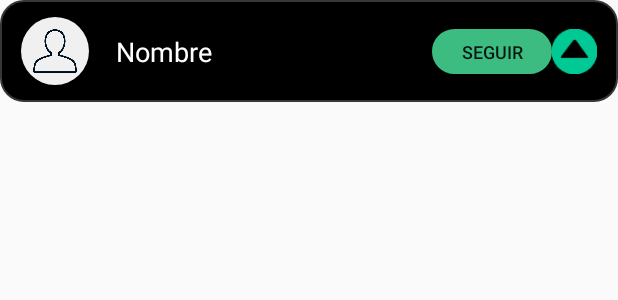
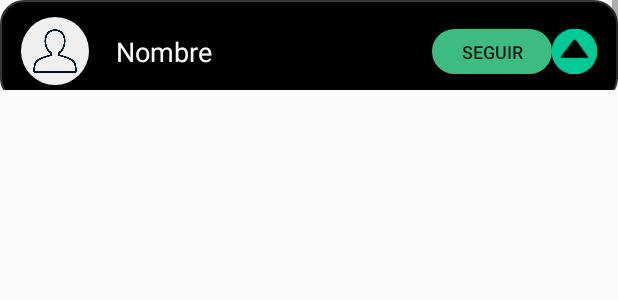
Before and after one commit to GabrielAran/Proyecto-final-Our-Tornament, an Android app: the layout item_lista_torneos.xml on its own in the app's theme, with its tools: preview values and no code run, on a phone screen of 412 x 824 dp. Shown: the top 300 px of the screen. Run offline under Robolectric (Android 15) with nearby library versions, the phone set to English and light mode, and no system bars.

Commit message:
Cambio Gluk

```diff
--- a/ProyectoOurTorunament/app/src/main/java/com/example/ourtournament/Inicio/Inicio.java
+++ b/ProyectoOurTorunament/app/src/main/java/com/example/ourtournament/Inicio/Inicio.java
@@ -175,7 +175,6 @@ public class Inicio extends Fragment {
                         Torneo T = gson.fromJson(Elemento, Torneo.class);
                         listaTorneos.add(T);
                     }
-                    Log.d("conexion",String.valueOf(listaTorneos.size()));
                 } else {
                     Log.d("Conexion", "Me pude conectar pero algo malo pasó");
                 }
@@ -192,7 +191,6 @@ public class Inicio extends Fragment {
             int IDTorneo = P.ObtenerInt("IDTorneo",-1);
             int IDUsuario = P.ObtenerInt("IDUsuario",-1);
             listatorneos.setVisibility(View.VISIBLE);
-            Log.d("conexion",String.valueOf(listatorneos.getHeight()));
             AdaptadorListaTorneos Adaptador = new AdaptadorListaTorneos(Principal, R.layout.item_lista_torneos, lista,IDTorneo,IDUsuario);
             listatorneos.setAdapter(Adaptador);
             Carga.setVisibility(View.GONE);
--- a/ProyectoOurTorunament/app/src/main/res/layout/item_equipos_por_torneo.xml
+++ b/ProyectoOurTorunament/app/src/main/res/layout/item_equipos_por_torneo.xml
@@ -2,7 +2,7 @@
 <LinearLayout
     xmlns:android="http://schemas.android.com/apk/res/android"
     android:layout_width="240dp"
-    android:layout_height="wrap_content"
+    android:layout_height="50dp"
     android:background="#212423"
     android:layout_gravity="center"
     android:gravity="center"
--- a/ProyectoOurTorunament/app/src/main/res/layout/item_lista_torneos.xml
+++ b/ProyectoOurTorunament/app/src/main/res/layout/item_lista_torneos.xml
@@ -4,12 +4,11 @@
     xmlns:app="http://schemas.android.com/apk/res-auto"
     xmlns:tools="http://schemas.android.com/tools"
     android:layout_width="match_parent"
-    android:layout_height="wrap_content"
-    android:background="@drawable/bordes_rondeados">
+    android:layout_height="60dp">
 
     <ScrollView
         android:layout_width="match_parent"
-        android:layout_height="wrap_content"
+        android:layout_height="match_parent"
         app:layout_constraintBottom_toBottomOf="parent"
         app:layout_constraintEnd_toEndOf="parent"
         app:layout_constraintStart_toStartOf="parent"
@@ -18,11 +17,12 @@
         <androidx.constraintlayout.widget.ConstraintLayout
             android:id="@+id/constraintLayout"
             android:layout_width="match_parent"
-            android:layout_height="wrap_content"
+            android:layout_height="match_parent"
             app:layout_constraintBottom_toBottomOf="parent"
             app:layout_constraintEnd_toEndOf="parent"
             app:layout_constraintStart_toStartOf="parent"
-            app:layout_constraintTop_toTopOf="parent">
+            app:layout_constraintTop_toTopOf="parent"
+            android:background="@drawable/bordes_rondeados">
 
 
             <de.hdodenhof.circleimageview.CircleImageView
```
Also changed, not shown: ProyectoOurTorunament/app/src/main/java/com/example/ourtournament/Inicio/AdaptadorListaTorneos.java (+6 -3 lines), 8 other files.
